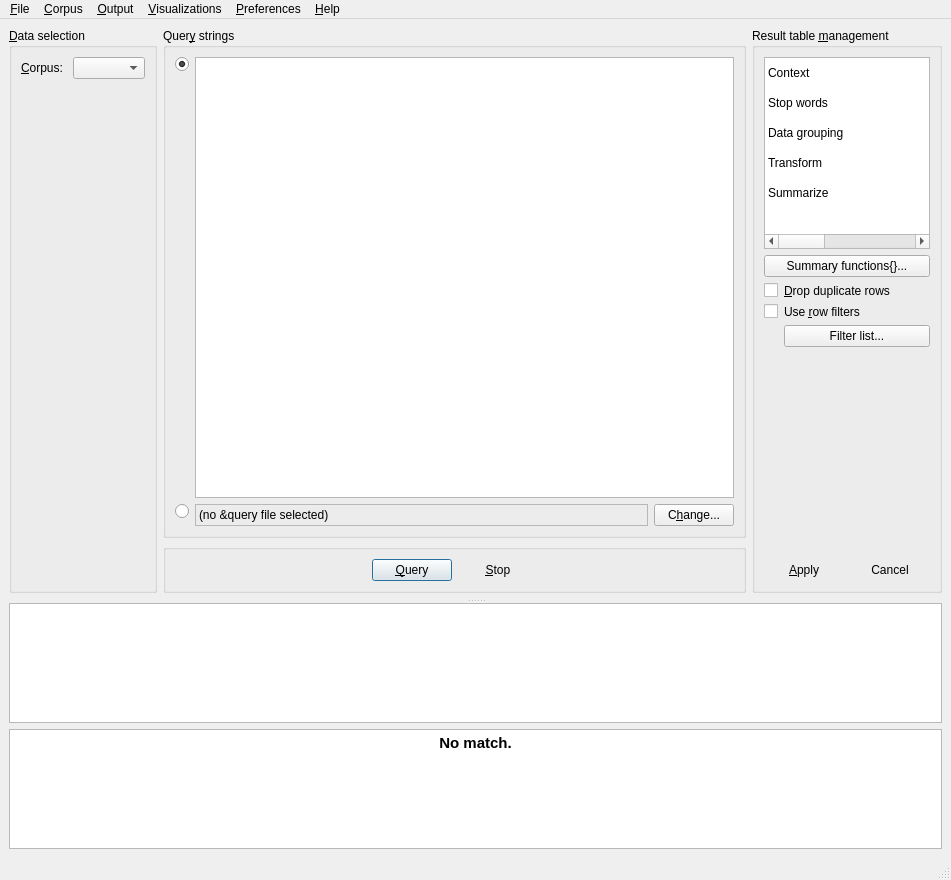
This is coquery/gui/ui/coquery.ui in gkunter/coquery as Qt 5 draws it before an edit. The edited form follows.
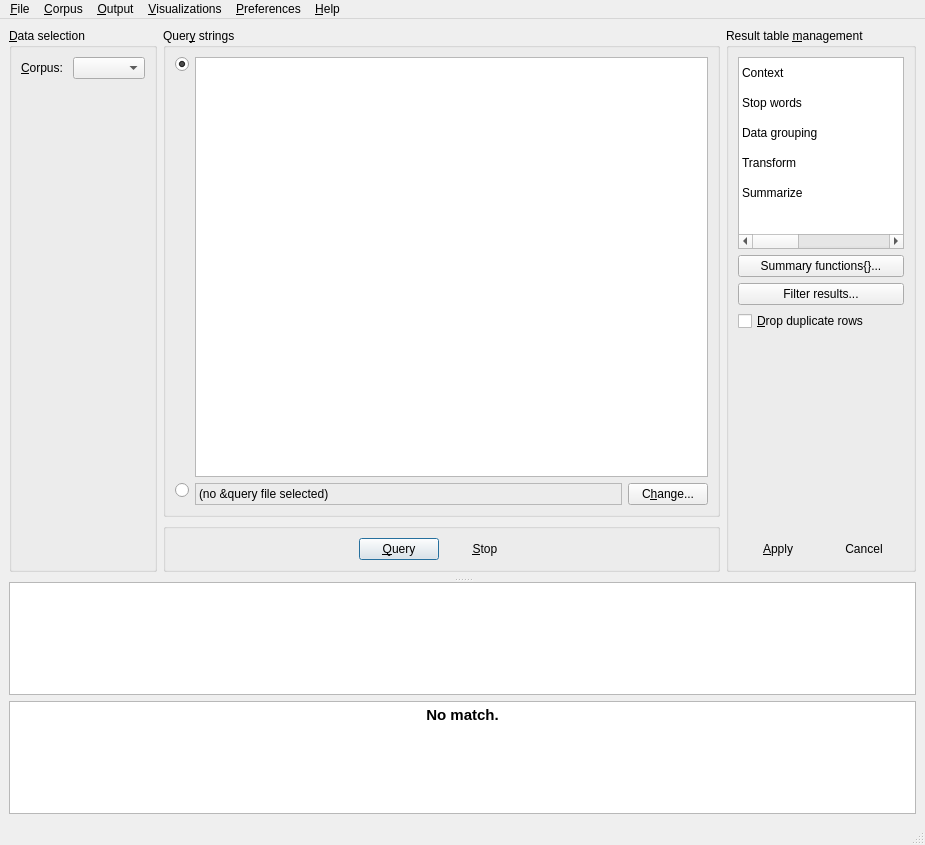
This is the edited form. The open tabs and pages were chosen to show the change. Icons and pictures are not drawn. Custom widgets are drawn as their Qt base class.

Commit message: Remove useless elements from toolbox

Patch:
```diff
--- a/coquery/gui/ui/coquery.ui
+++ b/coquery/gui/ui/coquery.ui
@@ -6,8 +6,8 @@
    <rect>
     <x>0</x>
     <y>0</y>
-    <width>951</width>
-    <height>880</height>
+    <width>925</width>
+    <height>845</height>
    </rect>
   </property>
   <property name="windowTitle">
@@ -391,7 +391,7 @@
               </sizepolicy>
              </property>
              <property name="currentIndex">
-              <number>0</number>
+              <number>2</number>
              </property>
              <widget class="QWidget" name="tool_widget_page_context">
               <layout class="QVBoxLayout" name="verticalLayout_7">
@@ -402,7 +402,7 @@
                 <widget class="QWidget" name="widget_context" native="true">
                  <layout class="QVBoxLayout" name="verticalLayout_2">
                   <property name="spacing">
-                   <number>1</number>
+                   <number>-1</number>
                   </property>
                   <property name="margin">
                    <number>0</number>
@@ -564,7 +564,7 @@
               </layout>
              </widget>
              <widget class="QWidget" name="tool_widget_page_groups">
-              <layout class="QVBoxLayout" name="verticalLayout_6" stretch="0,0,0,0">
+              <layout class="QVBoxLayout" name="verticalLayout_6" stretch="0,0,0,0,0">
                <property name="margin">
                 <number>0</number>
                </property>
@@ -623,29 +623,24 @@
                 </widget>
                </item>
                <item>
-                <layout class="QGridLayout" name="gridLayout_4" columnstretch="0,1">
-                 <item row="2" column="1">
                   <widget class="QPushButton" name="button_group_filters">
                    <property name="text">
-                    <string>Filter list...</string>
+                  <string>Group filters...</string>
                    </property>
                   </widget>
                  </item>
-                 <item row="1" column="0">
-                  <widget class="QCheckBox" name="check_group_filters">
-                   <property name="text">
-                    <string/>
-                   </property>
-                  </widget>
-                 </item>
-                 <item row="1" column="1">
-                  <widget class="QLabel" name="label_9">
-                   <property name="text">
-                    <string>Use group filters:</string>
-                   </property>
-                  </widget>
-                 </item>
-                </layout>
+               <item>
+                <spacer name="verticalSpacer_4">
+                 <property name="orientation">
+                  <enum>Qt::Vertical</enum>
+                 </property>
+                 <property name="sizeHint" stdset="0">
+                  <size>
+                   <width>20</width>
+                   <height>0</height>
+                  </size>
+                 </property>
+                </spacer>
                </item>
               </layout>
              </widget>
@@ -685,35 +680,20 @@
                 </widget>
                </item>
                <item>
-                <layout class="QGridLayout" name="gridLayout_7" columnstretch="0,1">
-                 <item row="4" column="1">
-                  <widget class="QLabel" name="label_7">
+                <widget class="QPushButton" name="button_filters">
                    <property name="text">
-                    <string>Use &amp;row filters</string>
-                   </property>
-                   <property name="buddy">
-                    <cstring>check_summarize_filters</cstring>
+                  <string>Filter results...</string>
                    </property>
                   </widget>
                  </item>
-                 <item row="3" column="0">
+               <item>
                   <widget class="QCheckBox" name="check_drop_duplicates">
                    <property name="text">
-                    <string/>
-                   </property>
-                  </widget>
-                 </item>
-                 <item row="3" column="1">
-                  <widget class="QLabel" name="label_8">
-                   <property name="text">
                     <string>&amp;Drop duplicate rows</string>
                    </property>
-                   <property name="buddy">
-                    <cstring>check_drop_duplicates</cstring>
-                   </property>
-                  </widget>
-                 </item>
-                 <item row="6" column="1">
+                </widget>
+               </item>
+               <item>
                   <spacer name="verticalSpacer">
                    <property name="orientation">
                     <enum>Qt::Vertical</enum>
@@ -721,26 +701,10 @@
                    <property name="sizeHint" stdset="0">
                     <size>
                      <width>20</width>
-                     <height>40</height>
+                   <height>0</height>
                     </size>
                    </property>
                   </spacer>
-                 </item>
-                 <item row="5" column="1">
-                  <widget class="QPushButton" name="button_filters">
-                   <property name="text">
-                    <string>Filter list...</string>
-                   </property>
-                  </widget>
-                 </item>
-                 <item row="4" column="0">
-                  <widget class="QCheckBox" name="check_summarize_filters">
-                   <property name="text">
-                    <string/>
-                   </property>
-                  </widget>
-                 </item>
-                </layout>
                </item>
               </layout>
              </widget>
@@ -847,7 +811,7 @@
     <rect>
      <x>0</x>
      <y>0</y>
-     <width>951</width>
+     <width>925</width>
      <height>24</height>
     </rect>
    </property>
```
Lines whose indentation alone changed are shown as unchanged. The commit also changes 1 other file.
